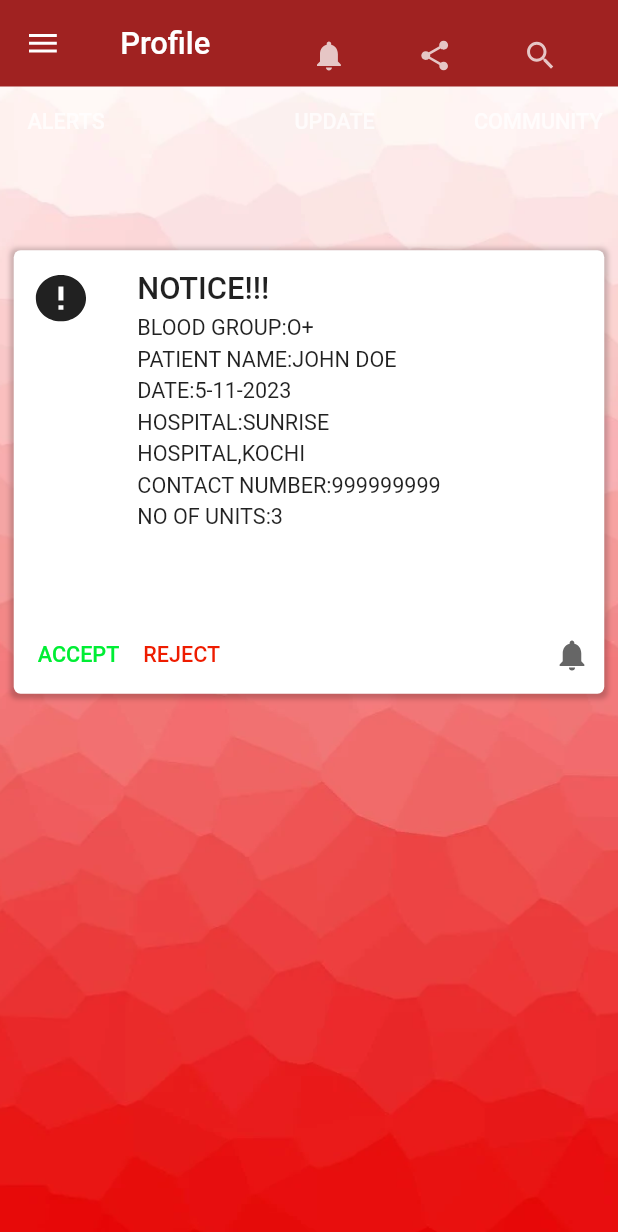
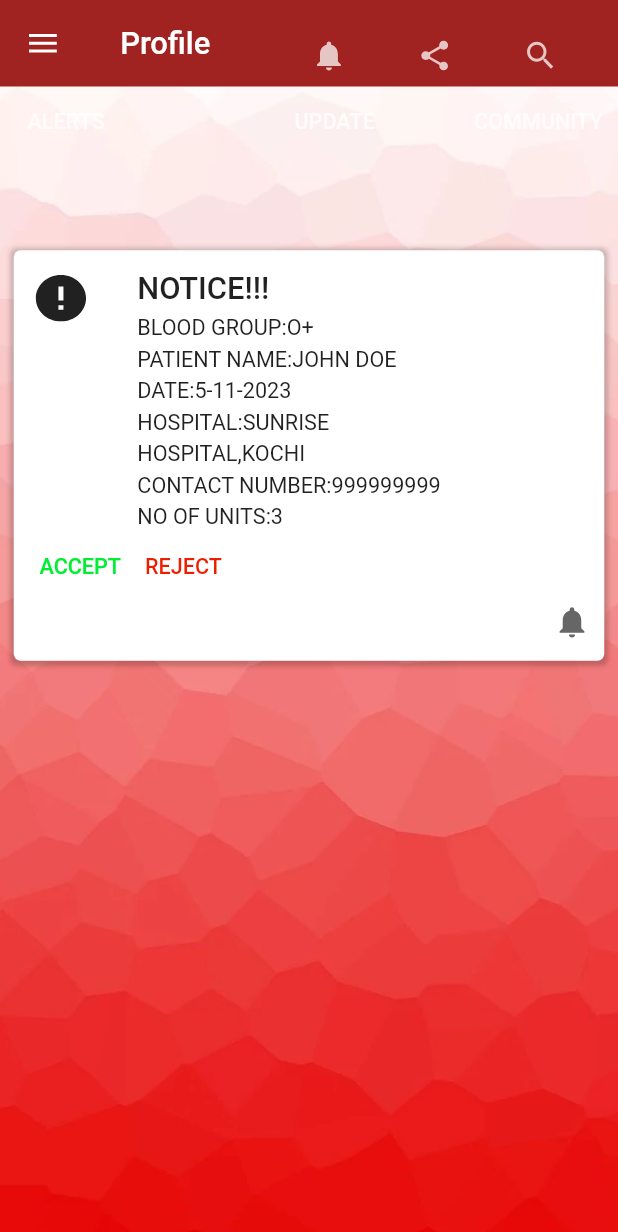
Before and after one commit to advaithbalram/Rescued, a Flutter app: the AndroidLargeOneScreen screen opened by its route, on a phone screen of 412 x 824 dp. Shown: the top 1232 px of the screen. Run offline on Flutter 3.47's test engine with Material 2 defaults, Android fonts, the phone set to English and light mode, and no system bars; our stand-ins replace cached_network_image, flutter_svg.

Commit message:
first commit

```diff
--- a/lib/screens/android_large_one_screen.dart
+++ b/lib/screens/android_large_one_screen.dart
@@ -1,5 +1,7 @@
 import 'package:flutter/material.dart';
 import 'package:rescue2/core/app_export.dart';
+import 'package:rescue2/screens/android_large_four_screen.dart';
+import 'package:rescue2/screens/android_large_three_screen.dart';
 import 'package:rescue2/widgets/app_bar/appbar_leading_image.dart';
 import 'package:rescue2/widgets/app_bar/appbar_title.dart';
 import 'package:rescue2/widgets/app_bar/appbar_trailing_image.dart';
@@ -56,6 +58,12 @@ class AndroidLargeOneScreen extends StatelessWidget {
     return CustomAppBar(
       leadingWidth: 37.h,
       leading: AppbarLeadingImage(
+        onTap: () {
+          Navigator.push(
+              context,
+              MaterialPageRoute(
+                  builder: ((context) => AndroidLargeFourScreen())));
+        },
         imagePath: ImageConstant.imgMenu,
         margin: EdgeInsets.only(
           left: 13.h,
@@ -158,38 +166,40 @@ class AndroidLargeOneScreen extends StatelessWidget {
                 ],
               ),
             ),
-            SizedBox(height: 68.v),
-            Padding(
-              padding: EdgeInsets.only(left: 6.h),
-              child: Row(
-                children: [
-                  Padding(
-                    padding: EdgeInsets.symmetric(vertical: 3.v),
-                    child: Text(
-                      "ACCEPT".toUpperCase(),
+            Wrap(children: [
+              TextButton(
+                  onPressed: (() {
+                    Navigator.push(
+                        context,
+                        MaterialPageRoute(
+                            builder: ((context) => AndroidLargeThreeScreen())));
+                  }),
+                  child: Text.rich(TextSpan(children: [
+                    TextSpan(
+                      text: "ACCEPT".toUpperCase(),
                       style: CustomTextStyles.titleSmallGreenA700,
                     ),
-                  ),
-                  Padding(
-                    padding: EdgeInsets.only(
-                      left: 14.h,
-                      top: 3.v,
-                      bottom: 3.v,
-                    ),
-                    child: Text(
-                      "REJECT".toUpperCase(),
+                  ]))),
+              TextButton(
+                  onPressed: (() {
+                    Navigator.push(
+                        context,
+                        MaterialPageRoute(
+                            builder: ((context) => AndroidLargeThreeScreen())));
+                  }),
+                  child: Text.rich(TextSpan(children: [
+                    TextSpan(
+                      text: "REJECT".toUpperCase(),
                       style: CustomTextStyles.titleSmallErrorContainer,
-                    ),
-                  ),
-                  Spacer(),
-                  CustomImageView(
-                    imagePath: ImageConstant.imgNotificationBlack900,
-                    height: 24.adaptSize,
-                    width: 24.adaptSize,
-                  ),
-                ],
+                    )
+                  ]))),
+              CustomImageView(
+                imagePath: ImageConstant.imgNotificationBlack900,
+                height: 24.adaptSize,
+                width: 24.adaptSize,
+                alignment: Alignment.centerRight,
               ),
-            ),
+            ]),
           ],
         ),
       ),
@@ -232,7 +242,7 @@ class AndroidLargeOneScreen extends StatelessWidget {
               flex: 34,
             ),
             Text(
-              "COmmunity".toUpperCase(),
+              "Community".toUpperCase(),
               style: theme.textTheme.titleSmall,
             ),
           ],
--- a/lib/screens/login_page_five_screen.dart
+++ b/lib/screens/login_page_five_screen.dart
@@ -100,7 +100,7 @@ class LoginPageFiveScreen extends StatelessWidget {
                           text: "Don't have an account?",
                           style: Theme.of(context).textTheme.bodyMedium),
                       TextSpan(text: " SIGN UP")
-                    ])))
+                    ]))),
               ],
             ),
           ),
--- a/lib/screens/login_page_one_screen.dart
+++ b/lib/screens/login_page_one_screen.dart
@@ -1,5 +1,6 @@
 import 'package:flutter/material.dart';
 import 'package:rescue2/core/app_export.dart';
+import 'package:rescue2/screens/android_large_one_screen.dart';
 import 'package:rescue2/widgets/app_bar/appbar_leading_image.dart';
 import 'package:rescue2/widgets/app_bar/custom_app_bar.dart';
 import 'package:rescue2/widgets/custom_elevated_button.dart';
@@ -159,6 +160,10 @@ class LoginPageOneScreen extends StatelessWidget {
       height: 55.v,
       text: "FINISH",
       style: CustomButtonStyles.outlineBlackTL24,
+      onPressed: () {
+        Navigator.push(context,
+            MaterialPageRoute(builder: ((context) => AndroidLargeOneScreen())));
+      },
     );
   }
 
--- a/lib/screens/login_page_six_screen.dart
+++ b/lib/screens/login_page_six_screen.dart
@@ -1,5 +1,6 @@
 import 'package:flutter/material.dart';
 import 'package:rescue2/core/app_export.dart';
+import 'package:rescue2/screens/login_page_screen.dart';
 import 'package:rescue2/widgets/app_bar/appbar_leading_image.dart';
 import 'package:rescue2/widgets/app_bar/custom_app_bar.dart';
 import 'package:rescue2/widgets/custom_elevated_button.dart';
@@ -147,6 +148,10 @@ class LoginPageSixScreen extends StatelessWidget {
       height: 55.v,
       text: "NEXT",
       style: CustomButtonStyles.outlineBlackTL24,
+      onPressed: () {
+        Navigator.push(context,
+            MaterialPageRoute(builder: ((context) => LoginPageScreen())));
+      },
     );
   }
 
```
Also changed, not shown: lib/screens/android_large_three_screen.dart (+8 -1 lines), lib/screens/login_page_screen.dart (+18 -13 lines).
